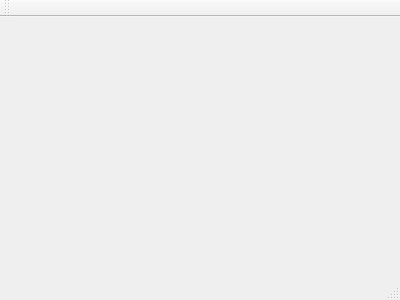
Before: the Qt Designer form Washing_Machine_Monitor/mainwindow.ui in ivandkhn/laundry-monitoring, drawn with Qt 5.
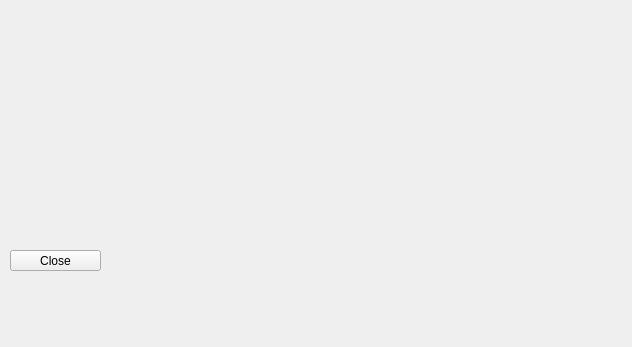
After: the same form once the commit is applied. Icons and pictures are not drawn.

The edit to the form file:
```diff
--- a/Washing_Machine_Monitor/mainwindow.ui
+++ b/Washing_Machine_Monitor/mainwindow.ui
@@ -1,24 +1,40 @@
 <ui version="4.0">
  <class>MainWindow</class>
- <widget class="QMainWindow" name="MainWindow" >
-  <property name="geometry" >
+ <widget class="QMainWindow" name="MainWindow">
+  <property name="geometry">
    <rect>
     <x>0</x>
     <y>0</y>
-    <width>400</width>
-    <height>300</height>
+    <width>632</width>
+    <height>347</height>
    </rect>
   </property>
   <property name="windowTitle" >
    <string>MainWindow</string>
   </property>
-  <widget class="QMenuBar" name="menuBar" />
-  <widget class="QToolBar" name="mainToolBar" />
-  <widget class="QWidget" name="centralWidget" />
-  <widget class="QStatusBar" name="statusBar" />
+  <property name="styleSheet">
+   <string notr="true">QWidget #centralWidget {background-image: url(:/img/template.png)};</string>
+  </property>
+  <widget class="QWidget" name="centralWidget">
+   <widget class="QPushButton" name="pushButton">
+    <property name="geometry">
+     <rect>
+      <x>10</x>
+      <y>250</y>
+      <width>91</width>
+      <height>21</height>
+     </rect>
+    </property>
+    <property name="styleSheet">
+     <string notr="true"/>
+    </property>
+    <property name="text">
+     <string>Close</string>
+    </property>
+   </widget>
+  </widget>
  </widget>
- <layoutDefault spacing="6" margin="11" />
- <pixmapfunction></pixmapfunction>
+ <layoutdefault spacing="6" margin="11"/>
  <resources/>
  <connections/>
 </ui>
```
Left out of the diff: 3 changed lines with no effect on the pictures.
